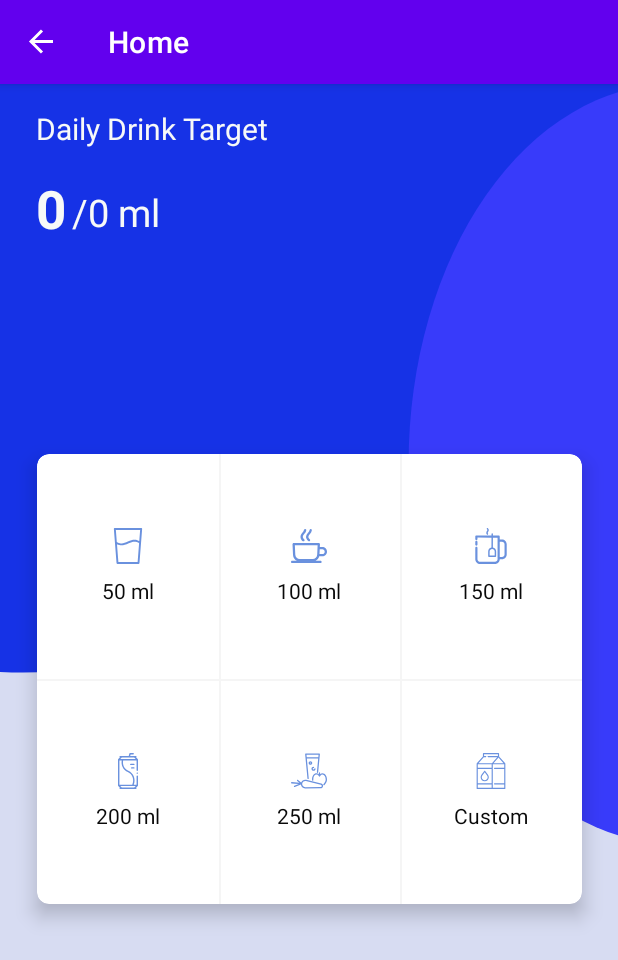
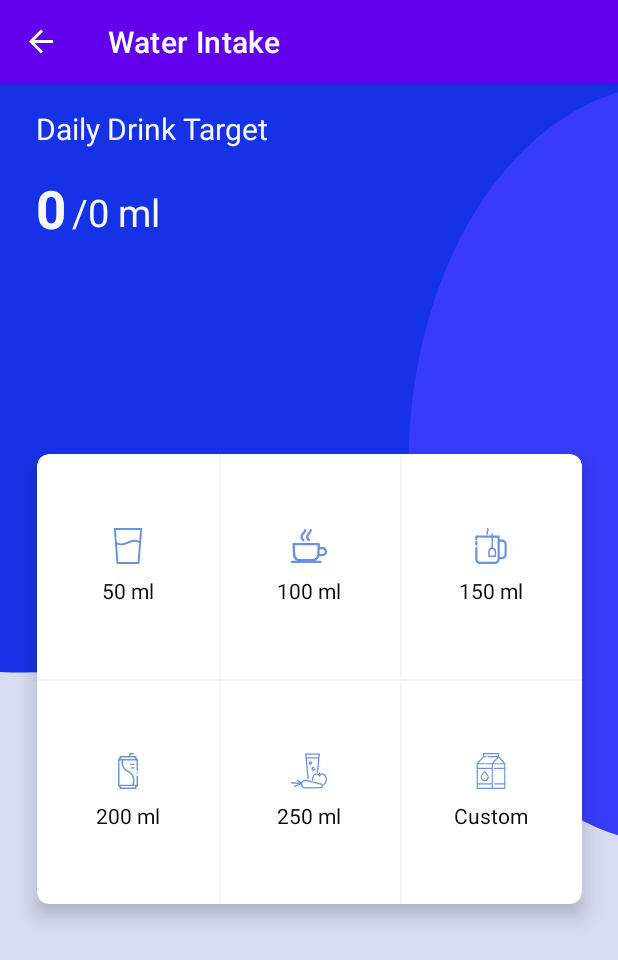
Before and after one commit to AnupaRasaputhra/FitPulse-CapstoneProject, an Android app: the screen it shows after launch (MainActivity), after a tap on "Water Intake", on a phone screen of 412 x 824 dp. Shown: the top 960 px of the screen. Run offline under Robolectric (Android 15) with nearby library versions, the phone set to English and light mode, and no system bars; our stand-ins replace navigation-ui; 1 statement that could not run was skipped.

Commit message:
changed action bar title

```diff
--- a/FitPulse/app/src/main/java/com/example/fitpulse/MainActivity.kt
+++ b/FitPulse/app/src/main/java/com/example/fitpulse/MainActivity.kt
@@ -152,4 +152,9 @@ class MainActivity : AppCompatActivity(), SlideshowFragment.OnSubmitClickListene
             }
         }
     }
+
+    fun setActionBarTitle(title: String) {
+        binding.appBarMain.toolbar.title = title
+    }
+
 }
--- a/FitPulse/app/src/main/java/com/example/fitpulse/ui/waterTracker/WaterIntakeFragment.kt
+++ b/FitPulse/app/src/main/java/com/example/fitpulse/ui/waterTracker/WaterIntakeFragment.kt
@@ -9,6 +9,7 @@ import android.widget.Toast
 import androidx.fragment.app.Fragment
 import androidx.lifecycle.ViewModelProvider
 import androidx.navigation.fragment.findNavController
+import com.example.fitpulse.MainActivity
 import com.example.fitpulse.R
 import com.example.fitpulse.databinding.FragmentWaterIntakeBinding
 import com.google.android.material.textfield.TextInputLayout
@@ -39,8 +40,14 @@ class WaterIntakeFragment : Fragment() {
         viewModel.setTargetIntake(waterGoal)
         viewModel.setCurrentIntake(waterIntake)
 
+        // Set the app bar title
+        (requireActivity() as MainActivity).setActionBarTitle("Water Intake")
+    }
 
-    }
+
+
+
+
 
     private fun observeViewModel() {
         viewModel.targetIntake.observe(viewLifecycleOwner, { targetIntake ->
```
